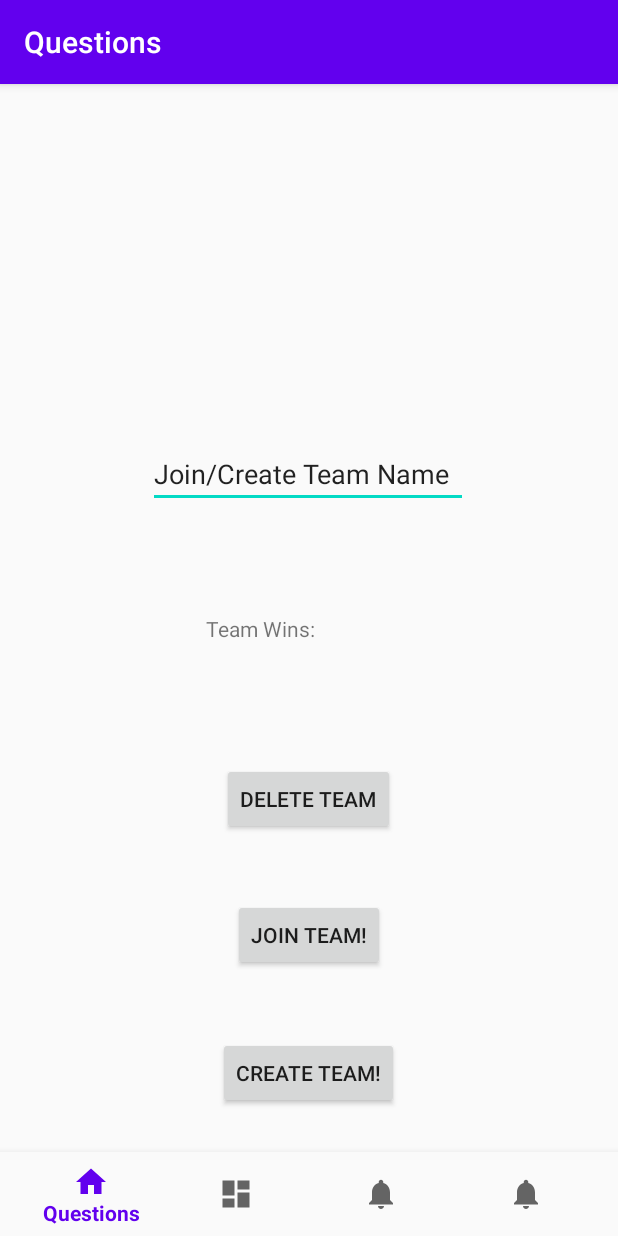
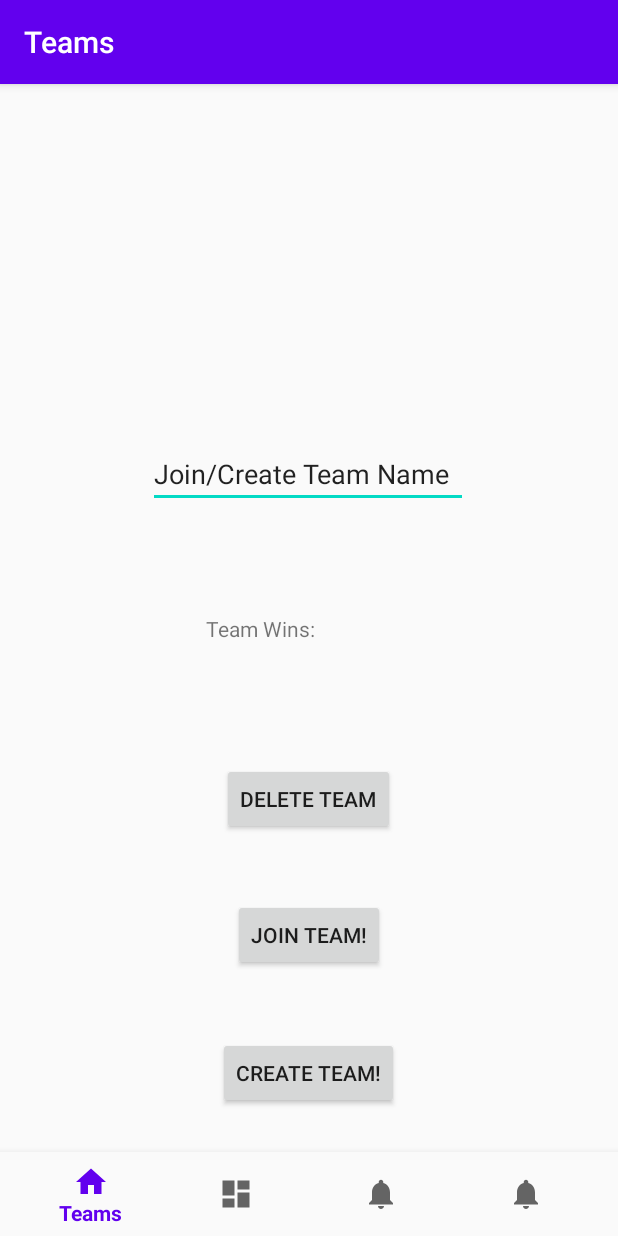
Before and after one commit to jmahajan117/COVIDQuiz, an Android app: the Lobby screen opened directly, with no data from a screen before it, on a phone screen of 412 x 824 dp. Run offline under Robolectric (Android 15) with nearby library versions, the phone set to English and light mode, and no system bars; our stand-ins replace navigation-ui.

Commit message:
Fixed names

```diff
--- a/app/src/main/res/menu/bottom_nav_menu.xml
+++ b/app/src/main/res/menu/bottom_nav_menu.xml
@@ -4,12 +4,12 @@
     <item
         android:id="@+id/navigation_home"
         android:icon="@drawable/ic_home_black_24dp"
-        android:title="Questions" />
+        android:title="Teams" />
 
     <item
         android:id="@+id/navigation_dashboard"
         android:icon="@drawable/ic_dashboard_black_24dp"
-        android:title="Teams" />
+        android:title="Questions" />
 
     <item
         android:id="@+id/navigation_notifications"
--- a/app/src/main/res/navigation/mobile_navigation.xml
+++ b/app/src/main/res/navigation/mobile_navigation.xml
@@ -8,7 +8,7 @@
     <fragment
         android:id="@+id/navigation_home"
         android:name="com.example.covidquiz.ui.home.HomeFragment"
-        android:label="Questions"
+        android:label="Teams"
         tools:layout="@layout/fragment_home" />
 
     <fragment
```
